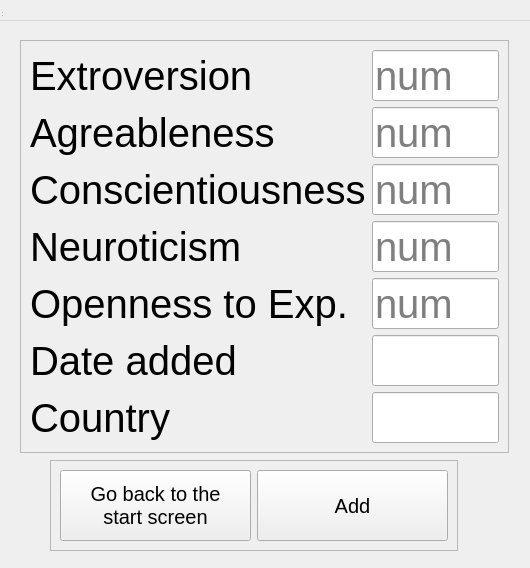
Qt form test_mult_window/windowInput.ui (tony-the-cony/dsba-itop2021-hw1) before a commit.
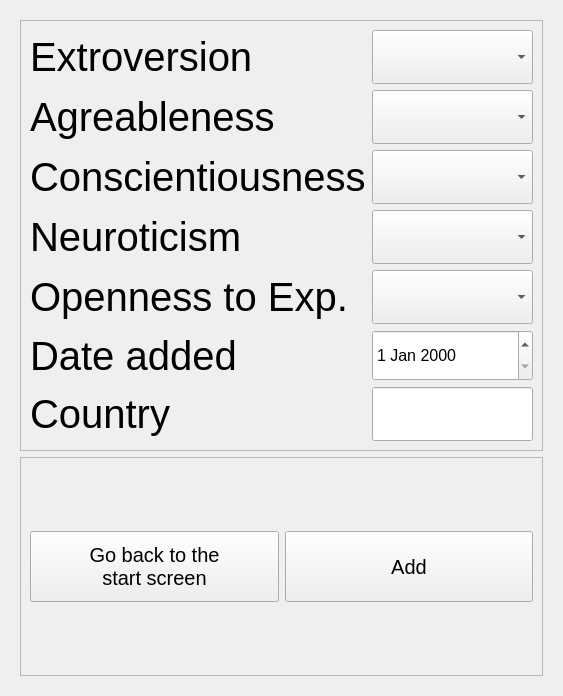
The same form after that commit. Custom widgets are drawn as their Qt base class.

What changed in the file:
```diff
--- a/test_mult_window/windowInput.ui
+++ b/test_mult_window/windowInput.ui
@@ -6,31 +6,19 @@
    <rect>
     <x>0</x>
     <y>0</y>
-    <width>530</width>
-    <height>568</height>
+    <width>563</width>
+    <height>696</height>
    </rect>
   </property>
   <property name="windowTitle">
    <string>windowInput</string>
   </property>
+  <layout class="QVBoxLayout" name="verticalLayout_2">
+   <item>
   <widget class="QWidget" name="centralwidget" native="true">
-   <property name="geometry">
-    <rect>
-     <x>10</x>
-     <y>30</y>
-     <width>511</width>
-     <height>521</height>
-    </rect>
-   </property>
+     <layout class="QVBoxLayout" name="verticalLayout">
+      <item>
    <widget class="QFrame" name="frame">
-    <property name="geometry">
-     <rect>
-      <x>10</x>
-      <y>10</y>
-      <width>489</width>
-      <height>413</height>
-     </rect>
-    </property>
     <property name="frameShape">
      <enum>QFrame::StyledPanel</enum>
     </property>
@@ -56,27 +44,6 @@
        </property>
       </widget>
      </item>
-     <item row="0" column="1">
-      <widget class="QLineEdit" name="lineEditExtroversion">
-       <property name="minimumSize">
-        <size>
-         <width>0</width>
-         <height>51</height>
-        </size>
-       </property>
-       <property name="font">
-        <font>
-         <pointsize>30</pointsize>
-        </font>
-       </property>
-       <property name="inputMethodHints">
-        <set>Qt::ImhNone</set>
-       </property>
-       <property name="placeholderText">
-        <string comment="numbers only" extracomment="numbers only">num</string>
-       </property>
-      </widget>
-     </item>
      <item row="1" column="0">
       <widget class="QLabel" name="LabelAgreableness">
        <property name="minimumSize">
@@ -95,24 +62,6 @@
        </property>
       </widget>
      </item>
-     <item row="1" column="1">
-      <widget class="QLineEdit" name="lineEditAgreableness">
-       <property name="minimumSize">
-        <size>
-         <width>0</width>
-         <height>51</height>
-        </size>
-       </property>
-       <property name="font">
-        <font>
-         <pointsize>30</pointsize>
-        </font>
-       </property>
-       <property name="placeholderText">
-        <string comment="numbers only" extracomment="numbers only">num</string>
-       </property>
-      </widget>
-     </item>
      <item row="2" column="0">
       <widget class="QLabel" name="LabelConscientiousness">
        <property name="minimumSize">
@@ -131,24 +80,6 @@
        </property>
       </widget>
      </item>
-     <item row="2" column="1">
-      <widget class="QLineEdit" name="lineEditConscientiousness">
-       <property name="minimumSize">
-        <size>
-         <width>0</width>
-         <height>51</height>
-        </size>
-       </property>
-       <property name="font">
-        <font>
-         <pointsize>30</pointsize>
-        </font>
-       </property>
-       <property name="placeholderText">
-        <string comment="numbers only" extracomment="numbers only">num</string>
-       </property>
-      </widget>
-     </item>
      <item row="3" column="0">
       <widget class="QLabel" name="LabelNeuroticism">
        <property name="minimumSize">
@@ -167,24 +98,6 @@
        </property>
       </widget>
      </item>
-     <item row="3" column="1">
-      <widget class="QLineEdit" name="lineEditNeuroticism">
-       <property name="minimumSize">
-        <size>
-         <width>0</width>
-         <height>51</height>
-        </size>
-       </property>
-       <property name="font">
-        <font>
-         <pointsize>30</pointsize>
-        </font>
-       </property>
-       <property name="placeholderText">
-        <string comment="numbers only" extracomment="numbers only">num</string>
-       </property>
-      </widget>
-     </item>
      <item row="4" column="0">
       <widget class="QLabel" name="LabelOpenness">
        <property name="minimumSize">
@@ -203,25 +116,7 @@
        </property>
       </widget>
      </item>
-     <item row="4" column="1">
-      <widget class="QLineEdit" name="lineEditOpenness">
-       <property name="minimumSize">
-        <size>
-         <width>0</width>
-         <height>51</height>
-        </size>
-       </property>
-       <property name="font">
-        <font>
-         <pointsize>30</pointsize>
-        </font>
-       </property>
-       <property name="placeholderText">
-        <string comment="numbers only" extracomment="numbers only">num</string>
-       </property>
-      </widget>
-     </item>
-     <item row="5" column="0">
+         <item row="6" column="0">
       <widget class="QLabel" name="LabelDate">
        <property name="minimumSize">
         <size>
@@ -239,22 +134,7 @@
        </property>
       </widget>
      </item>
-     <item row="5" column="1">
-      <widget class="QLineEdit" name="lineEditDate">
-       <property name="minimumSize">
-        <size>
-         <width>0</width>
-         <height>51</height>
-        </size>
-       </property>
-       <property name="font">
-        <font>
-         <pointsize>30</pointsize>
-        </font>
-       </property>
-      </widget>
-     </item>
-     <item row="6" column="0">
+         <item row="7" column="0">
       <widget class="QLabel" name="LabelCountry">
        <property name="minimumSize">
         <size>
@@ -272,8 +152,107 @@
        </property>
       </widget>
      </item>
+         <item row="0" column="1">
+          <widget class="QComboBox" name="comboBoxExtroversion">
+           <property name="minimumSize">
+            <size>
+             <width>140</width>
+             <height>51</height>
+            </size>
+           </property>
+           <property name="font">
+            <font>
+             <pointsize>30</pointsize>
+            </font>
+           </property>
+           <property name="editable">
+            <bool>false</bool>
+           </property>
+          </widget>
+         </item>
+         <item row="1" column="1">
+          <widget class="QComboBox" name="comboBoxAgreableness">
+           <property name="minimumSize">
+            <size>
+             <width>140</width>
+             <height>51</height>
+            </size>
+           </property>
+           <property name="font">
+            <font>
+             <pointsize>30</pointsize>
+            </font>
+           </property>
+          </widget>
+         </item>
+         <item row="2" column="1">
+          <widget class="QComboBox" name="comboBoxConsc">
+           <property name="minimumSize">
+            <size>
+             <width>140</width>
+             <height>51</height>
+            </size>
+           </property>
+           <property name="font">
+            <font>
+             <pointsize>30</pointsize>
+            </font>
+           </property>
+          </widget>
+         </item>
+         <item row="3" column="1">
+          <widget class="QComboBox" name="comboBoxNeuroticism">
+           <property name="minimumSize">
+            <size>
+             <width>140</width>
+             <height>51</height>
+            </size>
+           </property>
+           <property name="font">
+            <font>
+             <pointsize>30</pointsize>
+            </font>
+           </property>
+          </widget>
+         </item>
+         <item row="4" column="1">
+          <widget class="QComboBox" name="comboBoxOpenness">
+           <property name="minimumSize">
+            <size>
+             <width>140</width>
+             <height>51</height>
+            </size>
+           </property>
+           <property name="font">
+            <font>
+             <pointsize>30</pointsize>
+            </font>
+           </property>
+           <property name="maxVisibleItems">
+            <number>5</number>
+           </property>
+           <property name="maxCount">
+            <number>5</number>
+           </property>
+          </widget>
+         </item>
      <item row="6" column="1">
-      <widget class="QLineEdit" name="lineEditCountry">
+          <widget class="QDateEdit" name="dateEdit">
+           <property name="minimumSize">
+            <size>
+             <width>140</width>
+             <height>51</height>
+            </size>
+           </property>
+           <property name="font">
+            <font>
+             <pointsize>12</pointsize>
+            </font>
+           </property>
+          </widget>
+         </item>
+         <item row="7" column="1">
+          <widget class="QLineEdit" name="lineEdit">
        <property name="minimumSize">
         <size>
          <width>0</width>
@@ -289,15 +268,9 @@
      </item>
     </layout>
    </widget>
+      </item>
+      <item>
    <widget class="QFrame" name="frame_2">
-    <property name="geometry">
-     <rect>
-      <x>40</x>
-      <y>430</y>
-      <width>408</width>
-      <height>91</height>
-     </rect>
-    </property>
     <property name="frameShape">
      <enum>QFrame::StyledPanel</enum>
     </property>
@@ -350,27 +323,11 @@
      </item>
     </layout>
    </widget>
-  </widget>
-  <widget class="QMenuBar" name="menubar">
-   <property name="geometry">
-    <rect>
-     <x>0</x>
-     <y>0</y>
-     <width>531</width>
-     <height>21</height>
-    </rect>
-   </property>
-  </widget>
-  <widget class="QStatusBar" name="statusbar">
-   <property name="geometry">
-    <rect>
-     <x>0</x>
-     <y>0</y>
-     <width>3</width>
-     <height>18</height>
-    </rect>
-   </property>
-  </widget>
+      </item>
+     </layout>
+    </widget>
+   </item>
+  </layout>
  </widget>
  <customwidgets>
   <customwidget>
```
Lines whose indentation alone changed are shown as unchanged.
